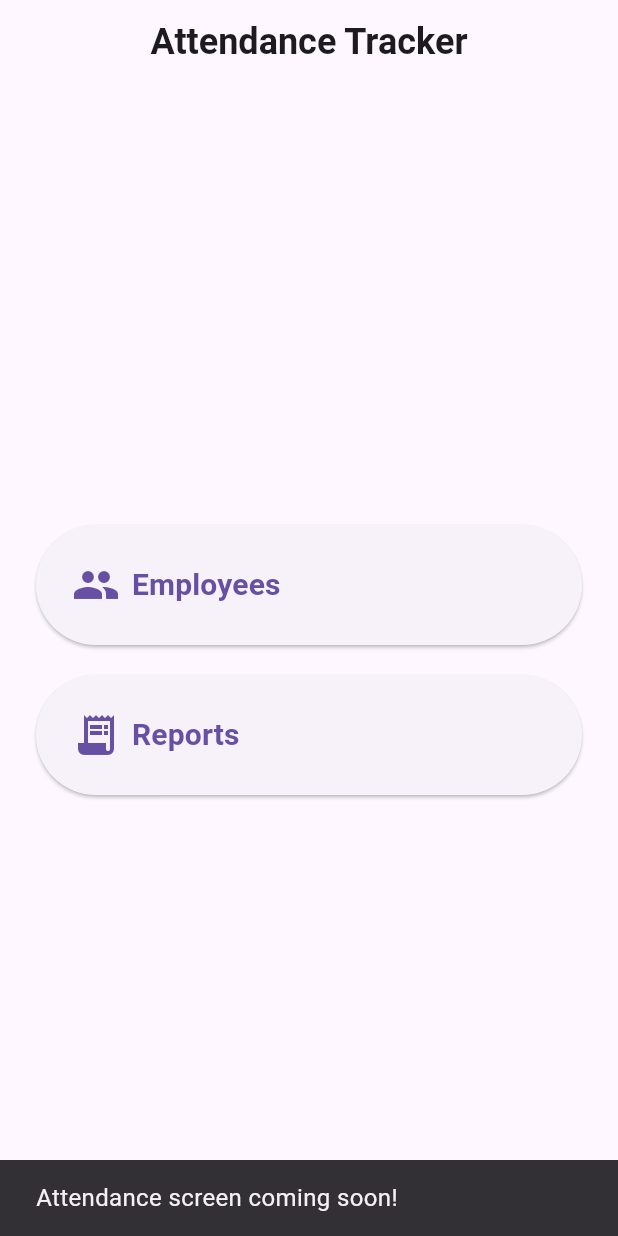
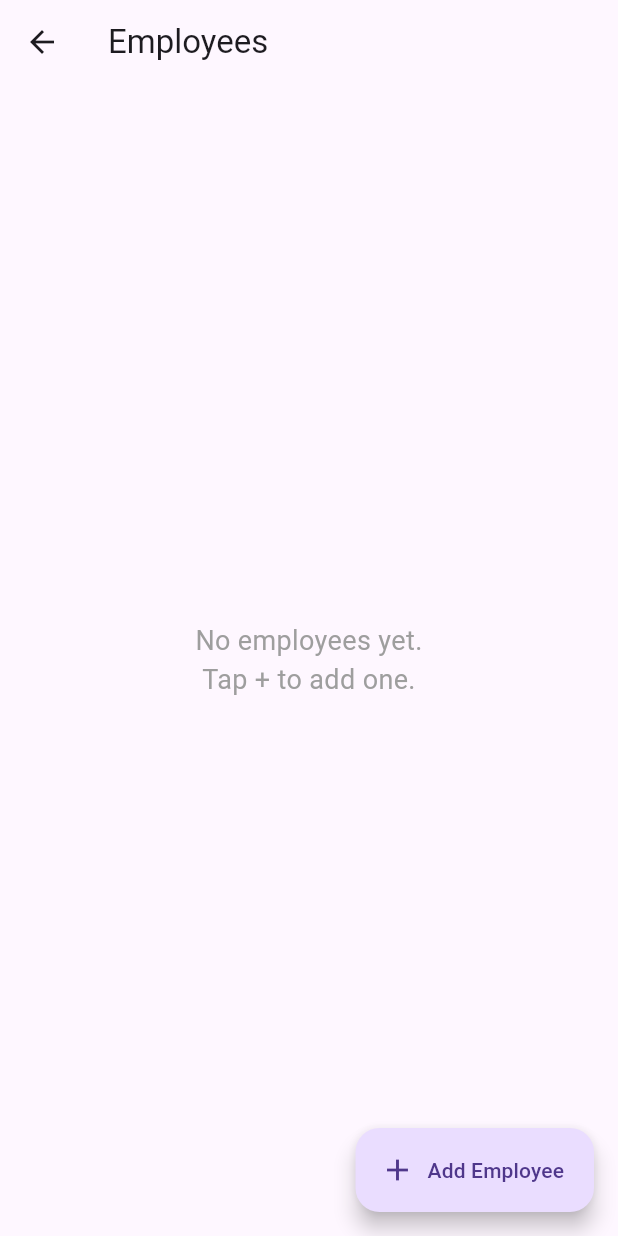
Before and after one commit to aum-kolekar/EasyAttendance, a Flutter app: the screen it shows after launch, after a tap on "Employees", on a phone screen of 412 x 824 dp. Run offline on Flutter 3.47's test engine with Material 3 defaults, Android fonts, the phone set to English and light mode, and no system bars; our stand-ins replace sqflite; accounts and stored records are empty.

Commit message:
feat: add edit employee

```diff
--- /dev/null
+++ b/lib/db/database_helper.dart
@@ -0,0 +1,84 @@
+import 'package:sqflite/sqflite.dart';
+import 'package:path/path.dart';
+import '../models/employee.dart';
+
+// This class is a "singleton" - only ONE instance of it exists for the
+// whole app. That's the standard pattern for a database connection.
+class DatabaseHelper {
+  static final DatabaseHelper instance = DatabaseHelper._internal();
+  static Database? _database;
+
+  // Private constructor - nobody outside this class can create a new one.
+  DatabaseHelper._internal();
+
+  // Gets the database, creating/opening it the first time it's needed.
+  Future<Database> get database async {
+    if (_database != null) return _database!;
+    _database = await _initDatabase();
+    return _database!;
+  }
+
+  Future<Database> _initDatabase() async {
+    // getDatabasesPath() finds the correct local storage folder
+    // on the device automatically - no manual path config needed.
+    final dbPath = await getDatabasesPath();
+    final path = join(dbPath, 'attendance_app.db');
+
+    return await openDatabase(
+      path,
+      version: 1,
+      onCreate: _onCreate,
+    );
+  }
+
+  // Runs once, the very first time the app is installed - creates our table.
+  Future<void> _onCreate(Database db, int version) async {
+    await db.execute('''
+      CREATE TABLE employees(
+        id INTEGER PRIMARY KEY AUTOINCREMENT,
+        name TEXT NOT NULL,
+        monthlySalary REAL NOT NULL
+      )
+    ''');
+  }
+
+  // --- CRUD operations ---
+
+  // CREATE: add a new employee, returns the new employee's id
+  Future<int> insertEmployee(Employee employee) async {
+    final db = await database;
+    return await db.insert('employees', employee.toMap()..remove('id'));
+  }
+
+  // READ: get all employees, sorted alphabetically by name
+  Future<List<Employee>> getAllEmployees() async {
+    final db = await database;
+    final maps = await db.query('employees', orderBy: 'name ASC');
+    return maps.map((map) => Employee.fromMap(map)).toList();
+  }
+
+  // READ: get a single employee by id (useful later for edit screens)
+  Future<Employee?> getEmployee(int id) async {
+    final db = await database;
+    final maps = await db.query('employees', where: 'id = ?', whereArgs: [id]);
+    if (maps.isEmpty) return null;
+    return Employee.fromMap(maps.first);
+  }
+
+  // UPDATE: save changes to an existing employee (e.g. new salary)
+  Future<int> updateEmployee(Employee employee) async {
+    final db = await database;
+    return await db.update(
+      'employees',
+      employee.toMap(),
+      where: 'id = ?',
+      whereArgs: [employee.id],
+    );
+  }
+
+  // DELETE: remove an employee
+  Future<int> deleteEmployee(int id) async {
+    final db = await database;
+    return await db.delete('employees', where: 'id = ?', whereArgs: [id]);
+  }
+}
--- a/lib/main.dart
+++ b/lib/main.dart
@@ -1,21 +1,22 @@
 import 'package:flutter/material.dart';
+import 'screens/employee_list_screen.dart';
 
 void main() {
-  runApp(const easy_attendance());
-
+  runApp(const AttendanceApp());
 }
 
-class easy_attendance extends StatelessWidget{
-  const easy_attendance({super.key});
+class AttendanceApp extends StatelessWidget {
+  const AttendanceApp({super.key});
 
   @override
-  Widget build(BuildContext context){
+  Widget build(BuildContext context) {
     return MaterialApp(
       title: 'Attendance Tracker',
       debugShowCheckedModeBanner: false,
       theme: ThemeData(
         primarySwatch: Colors.blue,
         useMaterial3: true,
+        // Larger default text for easy readability
         textTheme: const TextTheme(
           bodyLarge: TextStyle(fontSize: 18),
           bodyMedium: TextStyle(fontSize: 16),
@@ -26,34 +27,44 @@ class easy_attendance extends StatelessWidget{
   }
 }
 
-class HomeScreen extends StatelessWidget{
+class HomeScreen extends StatelessWidget {
   const HomeScreen({super.key});
 
   @override
-  Widget build(BuildContext context){
+  Widget build(BuildContext context) {
     return Scaffold(
       appBar: AppBar(
         title: const Text(
           'Attendance Tracker',
-          style: TextStyle(
-            fontSize: 24,
-            fontWeight: FontWeight.bold,
-          )
+          style: TextStyle(fontSize: 22, fontWeight: FontWeight.bold),
         ),
-        centerTitle:true,
+        centerTitle: true,
       ),
       body: Padding(
         padding: const EdgeInsets.all(24.0),
         child: Column(
-          mainAxisAlignment:MainAxisAlignment.center,
-          children:[
+          mainAxisAlignment: MainAxisAlignment.center,
+          children: [
             _buildHomeButton(
               context,
               icon: Icons.people,
               label: 'Employees',
               onTap: () {
+                Navigator.push(
+                  context,
+                  MaterialPageRoute(builder: (_) => const EmployeeListScreen()),
+                );
+              },
+            ),
+            const SizedBox(height: 20),
+            _buildHomeButton(
+              context,
+              icon: Icons.check_circle_outline,
+              label: 'Mark Attendance',
+              onTap: () {
+                // We'll connect this in Stage 4
                 ScaffoldMessenger.of(context).showSnackBar(
-                  const SnackBar(content: Text('Attendance screen coming soon!')),
+                  const SnackBar(content: Text('Attendance screen - coming in Stage 4')),
                 );
               },
             ),
@@ -63,8 +74,9 @@ class HomeScreen extends StatelessWidget{
               icon: Icons.receipt_long,
               label: 'Reports',
               onTap: () {
+                // We'll connect this in Stage 5
                 ScaffoldMessenger.of(context).showSnackBar(
-                  const SnackBar(content: Text('Report Screen Coming Soon!')),
+                  const SnackBar(content: Text('Reports screen - coming in Stage 5')),
                 );
               },
             ),
@@ -74,6 +86,7 @@ class HomeScreen extends StatelessWidget{
     );
   }
 
+  // A big, clearly labeled button - easy for anyone to tap
   Widget _buildHomeButton(
     BuildContext context, {
     required IconData icon,
--- /dev/null
+++ b/lib/models/employee.dart
@@ -0,0 +1,44 @@
+// Represents one employee record.
+// This is a plain Dart class - it just holds data and knows how to
+// convert itself to/from a database row (a Map).
+class Employee {
+  final int? id; // null until saved to database (DB assigns it)
+  final String name;
+  final double monthlySalary;
+
+  Employee({
+    this.id,
+    required this.name,
+    required this.monthlySalary,
+  });
+
+
+    // Convert an Employee object into a Map, which sqflite needs
+  // for inserting/updating rows in the database.
+  Map<String, dynamic> toMap() {
+    return {
+      'id': id,
+      'name': name,
+      'monthlySalary': monthlySalary,
+    };
+  }
+
+ // Create an Employee object from a database row (Map).
+  factory Employee.fromMap(Map<String, dynamic> map) {
+    return Employee(
+      id: map['id'] as int?,
+      name: map['name'] as String,
+      monthlySalary: map['monthlySalary'] as double,
+    );
+  }
+
+    // Helper: makes it easy to create a copy with an updated field
+  // (useful later when editing salary).
+  Employee copyWith({int? id, String? name, double? monthlySalary}) {
+    return Employee(
+      id: id ?? this.id,
+      name: name ?? this.name,
+      monthlySalary: monthlySalary ?? this.monthlySalary,
+    );
+  }
+}
--- /dev/null
+++ b/lib/screens/employee_list_screen.dart
@@ -0,0 +1,106 @@
+import 'package:flutter/material.dart';
+import '../db/database_helper.dart';
+import '../models/employee.dart';
+import 'add_edit_employee_screen.dart';
+
+class EmployeeListScreen extends StatefulWidget {
+  const EmployeeListScreen({super.key});
+
+  @override
+  State<EmployeeListScreen> createState() => _EmployeeListScreenState();
+}
+
+class _EmployeeListScreenState extends State<EmployeeListScreen> {
+  List<Employee> _employees = [];
+  bool _isLoading = true;
+
+  @override
+  void initState() {
+    super.initState();
+    _loadEmployees();
+  }
+
+  // Fetches the current employee list from the database and refreshes the UI
+  Future<void> _loadEmployees() async {
+    setState(() => _isLoading = true);
+    final employees = await DatabaseHelper.instance.getAllEmployees();
+    setState(() {
+      _employees = employees;
+      _isLoading = false;
+    });
+  }
+
+  @override
+  Widget build(BuildContext context) {
+    return Scaffold(
+      appBar: AppBar(
+        title: const Text('Employees', style: TextStyle(fontSize: 22)),
+      ),
+      body: _isLoading
+          ? const Center(child: CircularProgressIndicator())
+          : _employees.isEmpty
+              ? const Center(
+                  child: Text(
+                    'No employees yet.\nTap + to add one.',
+                    textAlign: TextAlign.center,
+                    style: TextStyle(fontSize: 18, color: Colors.grey),
+                  ),
+                )
+              : ListView.builder(
+                  padding: const EdgeInsets.all(12),
+                  itemCount: _employees.length,
+                  itemBuilder: (context, index) {
+                    final employee = _employees[index];
+                    return Card(
+                      margin: const EdgeInsets.symmetric(vertical: 6),
+                      child: ListTile(
+                        contentPadding: const EdgeInsets.symmetric(
+                          horizontal: 16,
+                          vertical: 8,
+                        ),
+                        leading: const CircleAvatar(
+                          radius: 24,
+                          child: Icon(Icons.person, size: 28),
+                        ),
+                        title: Text(
+                          employee.name,
+                          style: const TextStyle(
+                            fontSize: 19,
+                            fontWeight: FontWeight.w600,
+                          ),
+                        ),
+                        subtitle: Text(
+                          'Monthly Salary: ₹${employee.monthlySalary.toStringAsFixed(2)}',
+                          style: const TextStyle(fontSize: 15),
+                        ),
+                        trailing: const Icon(Icons.chevron_right),
+                        onTap: () async {
+                          // Tapping an employee opens the edit screen
+                          await Navigator.push(
+                            context,
+                            MaterialPageRoute(
+                              builder: (_) =>
+                                  AddEditEmployeeScreen(employee: employee),
+                            ),
+                          );
+                          _loadEmployees(); // refresh list after returning
+                        },
+                      ),
+                    );
+                  },
+                ),
+      floatingActionButton: FloatingActionButton.extended(
+        onPressed: () async {
+          // Opens the Add screen (no employee passed = "add" mode)
+          await Navigator.push(
+            context,
+            MaterialPageRoute(builder: (_) => const AddEditEmployeeScreen()),
+          );
+          _loadEmployees(); // refresh list after returning
+        },
+        icon: const Icon(Icons.add),
+        label: const Text('Add Employee'),
+      ),
+    );
+  }
+}
--- a/pubspec.yaml
+++ b/pubspec.yaml
@@ -1,5 +1,5 @@
 name: easy_attendance
-description: "A new Flutter project."
+description: "A simple attendance tracking app"
 # The following line prevents the package from being accidentally published to
 # pub.dev using `flutter pub publish`. This is preferred for private packages.
 publish_to: 'none' # Remove this line if you wish to publish to pub.dev
@@ -30,6 +30,8 @@ environment:
 dependencies:
   flutter:
     sdk: flutter
+  sqflite: ^2.3.3
+  path: ^1.9.1
 
   # The following adds the Cupertino Icons font to your application.
   # Use with the CupertinoIcons class for iOS style icons.
```
Also changed, not shown: lib/screens/add_edit_employee_screen.dart (added, +174 -0 lines), pubspec.lock, 2 other files. Lines whose indentation alone changed are shown as unchanged.
